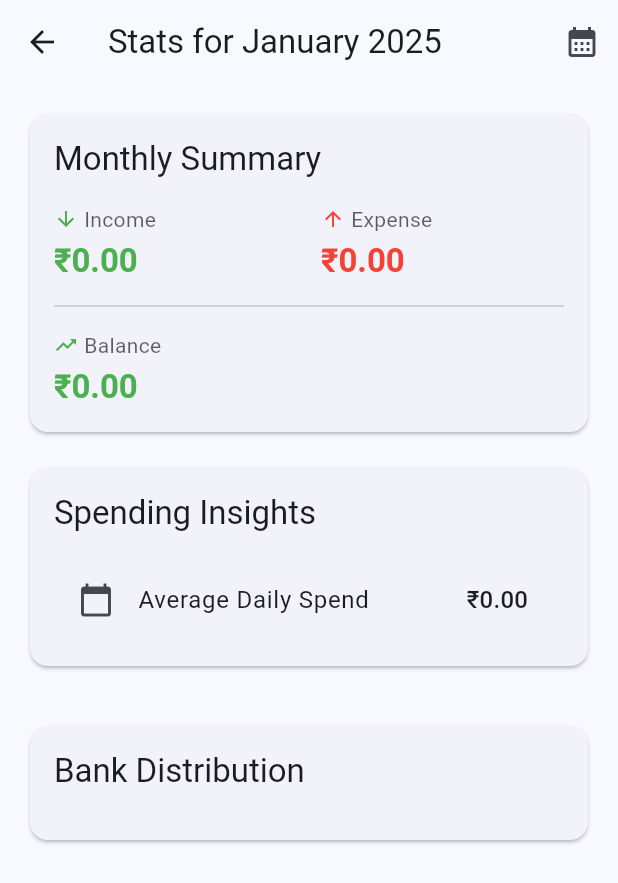
After one commit to Abelboby/Bank-Sms-Reader, a Flutter app: the screen it shows after launch, after a tap on the "analytics" icon, on a phone screen of 412 x 824 dp. The commit adds this screen. Shown: the top 883 px of the screen. Run offline on Flutter 3.47's test engine with Material 3 defaults, Android fonts, the phone set to English and light mode, and no system bars; our stand-ins replace permission_handler, shared_preferences; missing offline and left inert: flutter_sms_inbox.

Commit message:
added a monthly summary

```diff
--- a/lib/models/transaction.dart
+++ b/lib/models/transaction.dart
@@ -1,44 +1,39 @@
 import 'package:flutter/material.dart';
 
 class Transaction {
+  final String type;
   final double amount;
   final String date;
+  final String bank;
   final String refNo;
-  final String bank;
-  final String type;
   final String accountNumber;
   final double? balance;
   final String? receiverName;
-  late final DateTime parsedDate;
+  final DateTime parsedDate;
 
   Transaction({
+    required this.type,
     required this.amount,
     required this.date,
+    required this.bank,
     required this.refNo,
-    required this.bank,
-    required this.type,
     this.accountNumber = '',
     this.balance,
     this.receiverName,
-  }) {
-    parsedDate = _parseDate(date);
-  }
+  }) : parsedDate = _parseDate(date);
 
   static DateTime _parseDate(String date) {
-    // Handle both formats: "24Mar24" and "24-12-2024"
-    if (date.contains('-')) {
-      final parts = date.split('-');
-      return DateTime(
-        int.parse(parts[2].substring(0, 4)),
-        int.parse(parts[1]),
-        int.parse(parts[0]),
-      );
-    } else {
-      final day = int.parse(date.substring(0, 2));
-      final month = _parseMonth(date.substring(2, 5));
-      final year = 2000 + int.parse(date.substring(5));
+    // Handle date format like "24Mar25"
+    final RegExp dateRegex = RegExp(r'(\d{2})([A-Za-z]{3})(\d{2})');
+    final match = dateRegex.firstMatch(date);
+    if (match != null) {
+      final day = int.parse(match.group(1)!);
+      final month = _parseMonth(match.group(2)!);
+      final year = 2000 + int.parse(match.group(3)!);
       return DateTime(year, month, day);
     }
+    // Fallback to current date if parsing fails
+    return DateTime.now();
   }
 
   static int _parseMonth(String month) {
@@ -59,29 +54,29 @@ class Transaction {
     return months[month] ?? 1;
   }
 
-  factory Transaction.fromJson(Map<String, dynamic> json) {
-    return Transaction(
-      amount: json['amount'],
-      date: json['date'],
-      refNo: json['refNo'],
-      bank: json['bank'],
-      type: json['type'],
-      accountNumber: json['accountNumber'] ?? '',
-      balance: json['balance']?.toDouble(),
-      receiverName: json['receiverName'],
-    );
-  }
-
   Map<String, dynamic> toJson() {
     return {
+      'type': type,
       'amount': amount,
       'date': date,
+      'bank': bank,
       'refNo': refNo,
-      'bank': bank,
-      'type': type,
       'accountNumber': accountNumber,
       'balance': balance,
       'receiverName': receiverName,
     };
   }
+
+  factory Transaction.fromJson(Map<String, dynamic> json) {
+    return Transaction(
+      type: json['type'] as String,
+      amount: json['amount'] as double,
+      date: json['date'] as String,
+      bank: json['bank'] as String,
+      refNo: json['refNo'] as String,
+      accountNumber: json['accountNumber'] as String? ?? '',
+      balance: json['balance']?.toDouble(),
+      receiverName: json['receiverName'] as String?,
+    );
+  }
 }
--- /dev/null
+++ b/lib/models/transaction_stats.dart
@@ -0,0 +1,141 @@
+import 'package:flutter/material.dart';
+import 'transaction.dart';
+
+class TransactionStats {
+  final List<Transaction> transactions;
+  final double totalCredit;
+  final double totalDebit;
+  final Map<String, double> bankwiseTotal;
+  final Map<String, double> receiverTotal;
+  final Map<String, int> receiverCount;
+  final DateTime? previousMonthStart;
+  final DateTime? previousMonthEnd;
+  final List<Transaction> previousMonthTransactions;
+
+  TransactionStats({
+    required this.transactions,
+    this.previousMonthTransactions = const [],
+    this.previousMonthStart,
+    this.previousMonthEnd,
+  })  : totalCredit = transactions
+            .where((t) => t.type == 'Credit')
+            .fold(0, (sum, t) => sum + t.amount),
+        totalDebit = transactions
+            .where((t) => t.type == 'Debit')
+            .fold(0, (sum, t) => sum + t.amount),
+        bankwiseTotal = _calculateBankwiseTotal(transactions),
+        receiverTotal = _calculateReceiverTotal(transactions),
+        receiverCount = _calculateReceiverCount(transactions);
+
+  static Map<String, double> _calculateBankwiseTotal(
+      List<Transaction> transactions) {
+    final map = <String, double>{};
+    for (var transaction in transactions) {
+      map[transaction.bank] = (map[transaction.bank] ?? 0) + transaction.amount;
+    }
+    return map;
+  }
+
+  static Map<String, double> _calculateReceiverTotal(
+      List<Transaction> transactions) {
+    final map = <String, double>{};
+    for (var transaction in transactions) {
+      if (transaction.receiverName != null &&
+          transaction.receiverName!.isNotEmpty) {
+        map[transaction.receiverName!] =
+            (map[transaction.receiverName] ?? 0) + transaction.amount;
+      }
+    }
+    return map;
+  }
+
+  static Map<String, int> _calculateReceiverCount(
+      List<Transaction> transactions) {
+    final map = <String, int>{};
+    for (var transaction in transactions) {
+      if (transaction.receiverName != null &&
+          transaction.receiverName!.isNotEmpty) {
+        map[transaction.receiverName!] =
+            (map[transaction.receiverName] ?? 0) + 1;
+      }
+    }
+    return map;
+  }
+
+  double get balance => totalCredit - totalDebit;
+
+  double get previousMonthDebit => previousMonthTransactions
+      .where((t) => t.type == 'Debit')
+      .fold(0, (sum, t) => sum + t.amount);
+
+  double get debitChangePercentage {
+    if (previousMonthDebit == 0) return 0;
+    return ((totalDebit - previousMonthDebit) / previousMonthDebit) * 100;
+  }
+
+  List<MapEntry<String, double>> get topBanks {
+    final entries = bankwiseTotal.entries.toList()
+      ..sort((a, b) => b.value.compareTo(a.value));
+    return entries.take(5).toList();
+  }
+
+  List<MapEntry<String, double>> get topReceivers {
+    final entries = receiverTotal.entries.toList()
+      ..sort((a, b) => b.value.compareTo(a.value));
+    return entries.take(5).toList();
+  }
+
+  List<MapEntry<String, int>> get mostFrequentReceivers {
+    final entries = receiverCount.entries.toList()
+      ..sort((a, b) => b.value.compareTo(a.value));
+    return entries.take(5).toList();
+  }
+
+  double getAverageDailySpend() {
+    if (transactions.isEmpty) return 0;
+    final days = transactions.last.parsedDate
+            .difference(transactions.first.parsedDate)
+            .inDays
+            .abs() +
+        1;
+    return totalDebit / days;
+  }
+
+  Transaction? getHighestTransaction() {
+    if (transactions.isEmpty) return null;
+    return transactions.reduce((a, b) => a.amount > b.amount ? a : b);
+  }
+
+  Transaction? getLowestTransaction() {
+    if (transactions.isEmpty) return null;
+    return transactions.reduce((a, b) => a.amount < b.amount ? a : b);
+  }
+
+  TransactionStats filterByDateRange(DateTime start, DateTime end) {
+    final previousMonthStart = DateTime(start.year, start.month - 1, 1);
+    final previousMonthEnd = DateTime(start.year, start.month, 0);
+
+    return TransactionStats(
+      transactions: transactions
+          .where((t) =>
+              t.parsedDate.isAfter(start.subtract(const Duration(days: 1))) &&
+              t.parsedDate.isBefore(end.add(const Duration(days: 1))))
+          .toList(),
+      previousMonthTransactions: transactions
+          .where((t) =>
+              t.parsedDate.isAfter(
+                  previousMonthStart.subtract(const Duration(days: 1))) &&
+              t.parsedDate
+                  .isBefore(previousMonthEnd.add(const Duration(days: 1))))
+          .toList(),
+      previousMonthStart: previousMonthStart,
+      previousMonthEnd: previousMonthEnd,
+    );
+  }
+
+  TransactionStats filterByMonth(DateTime month) {
+    final start = DateTime(month.year, month.month, 1);
+    final end = DateTime(month.year, month.month + 1, 0);
+    return filterByDateRange(start, end);
+  }
+}
--- a/lib/screens/home_screen.dart
+++ b/lib/screens/home_screen.dart
@@ -11,6 +11,7 @@ import '../widgets/transaction_card.dart';
 import '../widgets/date_header.dart';
 import '../widgets/search_bar.dart';
 import 'settings_screen.dart';
+import 'stats_screen.dart';
 
 class SMSReaderPage extends StatefulWidget {
   const SMSReaderPage({super.key});
@@ -190,6 +191,19 @@ class _SMSReaderPageState extends State<SMSReaderPage> {
             ),
             actions: [
               IconButton(
+                icon: const Icon(Icons.analytics_outlined),
+                onPressed: () {
+                  Navigator.push(
+                    context,
+                    MaterialPageRoute(
+                      builder: (context) => StatsScreen(
+                        transactions: transactions,
+                      ),
+                    ),
+                  );
+                },
+              ),
+              IconButton(
                 icon: Badge(
                   isLabelVisible: _currentFilter != null,
                   child: const Icon(Icons.filter_list),
--- /dev/null
+++ b/lib/screens/stats_screen.dart
@@ -0,0 +1,337 @@
+import 'package:flutter/material.dart';
+import '../models/transaction_stats.dart';
+import '../models/transaction.dart';
+import 'package:intl/intl.dart';
+
+class StatsScreen extends StatefulWidget {
+  final List<Transaction> transactions;
+
+  const StatsScreen({
+    super.key,
+    required this.transactions,
+  });
+
+  @override
+  State<StatsScreen> createState() => _StatsScreenState();
+}
+
+class _StatsScreenState extends State<StatsScreen> {
+  late DateTime _selectedMonth;
+  late TransactionStats _stats;
+
+  @override
+  void initState() {
+    super.initState();
+    _selectedMonth = DateTime.now();
+    _updateStats();
+  }
+
+  void _updateStats() {
+    _stats = TransactionStats(transactions: widget.transactions)
+        .filterByMonth(_selectedMonth);
+  }
+
+  @override
+  Widget build(BuildContext context) {
+    final theme = Theme.of(context);
+    final currencyFormat = NumberFormat.currency(
+      symbol: '₹',
+      locale: 'en_IN',
+      decimalDigits: 2,
+    );
+
+    return Scaffold(
+      appBar: AppBar(
+        title: Text(
+          'Stats for ${DateFormat('MMMM yyyy').format(_selectedMonth)}',
+        ),
+        actions: [
+          IconButton(
+            icon: const Icon(Icons.calendar_month),
+            onPressed: () async {
+              final date = await showDatePicker(
+                context: context,
+                initialDate: _selectedMonth,
+                firstDate: DateTime(2020),
+                lastDate: DateTime.now(),
+                initialDatePickerMode: DatePickerMode.year,
+              );
+              if (date != null) {
+                setState(() {
+                  _selectedMonth = date;
+                  _updateStats();
+                });
+              }
+            },
+          ),
+        ],
+      ),
+      body: ListView(
+        padding: const EdgeInsets.all(16),
+        children: [
+          _buildSummaryCard(theme, currencyFormat),
+          const SizedBox(height: 16),
+          _buildSpendingInsightsCard(theme, currencyFormat),
+          const SizedBox(height: 16),
+          _buildTopReceiversCard(theme, currencyFormat),
+          const SizedBox(height: 16),
+          _buildBankwiseStats(theme, currencyFormat),
+        ],
+      ),
+    );
+  }
+
+  Widget _buildSummaryCard(ThemeData theme, NumberFormat format) {
+    return Card(
+      child: Padding(
+        padding: const EdgeInsets.all(16),
+        child: Column(
+          crossAxisAlignment: CrossAxisAlignment.start,
+          children: [
+            Text(
+              'Monthly Summary',
+              style: theme.textTheme.titleLarge,
+            ),
+            const SizedBox(height: 16),
+            Row(
+              children: [
+                Expanded(
+                  child: _buildStatItem(
+                    theme,
+                    'Income',
+                    _stats.totalCredit,
+                    Colors.green,
+                    Icons.arrow_downward,
+                    format,
+                  ),
+                ),
+                const SizedBox(width: 16),
+                Expanded(
+                  child: _buildStatItem(
+                    theme,
+                    'Expense',
+                    _stats.totalDebit,
+                    Colors.red,
+                    Icons.arrow_upward,
+                    format,
+                  ),
+                ),
+              ],
+            ),
+            const Divider(height: 32),
+            Row(
+              children: [
+                Expanded(
+                  child: _buildStatItem(
+                    theme,
+                    'Balance',
+                    _stats.balance,
+                    _stats.balance >= 0 ? Colors.green : Colors.red,
+                    _stats.balance >= 0
+                        ? Icons.trending_up
+                        : Icons.trending_down,
+                    format,
+                  ),
+                ),
+              ],
+            ),
+          ],
+        ),
+      ),
+    );
+  }
+
+  Widget _buildSpendingInsightsCard(ThemeData theme, NumberFormat format) {
+    final highestTransaction = _stats.getHighestTransaction();
+    final averageDaily = _stats.getAverageDailySpend();
+    final spendingChange = _stats.debitChangePercentage;
+
+    return Card(
+      child: Padding(
+        padding: const EdgeInsets.all(16),
+        child: Column(
+          crossAxisAlignment: CrossAxisAlignment.start,
+          children: [
+            Text(
+              'Spending Insights',
+              style: theme.textTheme.titleLarge,
+            ),
+            const SizedBox(height: 16),
+            if (spendingChange != 0) ...[
+              ListTile(
+                leading: Icon(
+                  spendingChange > 0 ? Icons.trending_up : Icons.trending_down,
+                  color: spendingChange > 0 ? Colors.red : Colors.green,
+                ),
+                title: Text(
+                  spendingChange > 0
+                      ? 'Spending increased by ${spendingChange.abs().toStringAsFixed(1)}%'
+                      : 'Spending decreased by ${spendingChange.abs().toStringAsFixed(1)}%',
+                  style: theme.textTheme.bodyLarge,
+                ),
+                subtitle: const Text('compared to last month'),
+              ),
+              const Divider(),
+            ],
+            ListTile(
+              leading: const Icon(Icons.calendar_today),
+              title: Text(
+                'Average Daily Spend',
+                style: theme.textTheme.bodyLarge,
+              ),
+              trailing: Text(
+                format.format(averageDaily),
+                style: theme.textTheme.titleMedium,
+              ),
+            ),
+            if (highestTransaction != null) ...[
+              const Divider(),
+              ListTile(
+                leading: const Icon(Icons.arrow_upward),
+                title: Text(
+                  'Highest Transaction',
+                  style: theme.textTheme.bodyLarge,
+                ),
+                subtitle: Text(
+                  highestTransaction.receiverName ?? 'Unknown',
+                ),
+                trailing: Text(
+                  format.format(highestTransaction.amount),
+                  style: theme.textTheme.titleMedium?.copyWith(
+                    color: theme.colorScheme.error,
+                  ),
+                ),
+              ),
+            ],
+          ],
+        ),
+      ),
+    );
+  }
+
+  Widget _buildTopReceiversCard(ThemeData theme, NumberFormat format) {
+    final topReceivers = _stats.topReceivers;
+    if (topReceivers.isEmpty) return const SizedBox.shrink();
+
+    return Card(
+      child: Padding(
+        padding: const EdgeInsets.all(16),
+        child: Column(
+          crossAxisAlignment: CrossAxisAlignment.start,
+          children: [
+            Text(
+              'Top Recipients',
+              style: theme.textTheme.titleLarge,
+            ),
+            const SizedBox(height: 16),
+            ...topReceivers.map((receiver) => Padding(
+                  padding: const EdgeInsets.only(bottom: 8),
+                  child: ListTile(
+                    title: Text(receiver.key),
+                    trailing: Text(
+                      format.format(receiver.value),
+                      style: theme.textTheme.titleMedium,
+                    ),
+                    subtitle: Text(
+                      '${_stats.receiverCount[receiver.key]} transactions',
+                      style: theme.textTheme.bodySmall,
+                    ),
+                  ),
+                )),
+          ],
+        ),
+      ),
+    );
+  }
+
+  Widget _buildBankwiseStats(ThemeData theme, NumberFormat format) {
+    return Card(
+      child: Padding(
+        padding: const EdgeInsets.all(16),
+        child: Column(
+          crossAxisAlignment: CrossAxisAlignment.start,
+          children: [
+            Text(
+              'Bank Distribution',
+              style: theme.textTheme.titleLarge,
+            ),
+            const SizedBox(height: 16),
+            ...List.generate(_stats.topBanks.length, (index) {
+              final bank = _stats.topBanks[index];
+              return Padding(
+                padding: const EdgeInsets.only(bottom: 8),
+                child: Column(
+                  children: [
+                    Row(
+                      children: [
+                        Expanded(
+                          flex: 2,
+                          child: Text(
+                            bank.key,
+                            style: theme.textTheme.bodyLarge,
+                          ),
+                        ),
+                        Expanded(
+                          child: Text(
+                            format.format(bank.value),
+                            style: theme.textTheme.bodyLarge?.copyWith(
+                              fontWeight: FontWeight.bold,
+                            ),
+                            textAlign: TextAlign.right,
+                          ),
+                        ),
+                      ],
+                    ),
+                    const SizedBox(height: 4),
+                    LinearProgressIndicator(
+                      value: bank.value / _stats.totalDebit,
+                      backgroundColor: theme.colorScheme.surfaceVariant,
+                      valueColor: AlwaysStoppedAnimation(
+                        theme.colorScheme.primary,
+                      ),
+                    ),
+                  ],
+                ),
+              );
+            }),
+          ],
+        ),
+      ),
+    );
+  }
+
+  Widget _buildStatItem(
+    ThemeData theme,
+    String label,
+    double amount,
+    Color color,
+    IconData icon,
+    NumberFormat format,
+  ) {
+    return Column(
+      crossAxisAlignment: CrossAxisAlignment.start,
+      children: [
+        Row(
+          children: [
+            Icon(icon, color: color, size: 16),
+            const SizedBox(width: 4),
+            Text(
+              label,
+              style: theme.textTheme.bodyMedium?.copyWith(
+                color: theme.colorScheme.onSurface.withOpacity(0.7),
+              ),
+            ),
+          ],
+        ),
+        const SizedBox(height: 4),
+        Text(
+          format.format(amount),
+          style: theme.textTheme.titleLarge?.copyWith(
+            fontWeight: FontWeight.bold,
+            color: color,
+          ),
+        ),
+      ],
+    );
+  }
+}
--- a/pubspec.yaml
+++ b/pubspec.yaml
@@ -34,6 +34,7 @@ dependencies:
   permission_handler: ^11.3.0
   shared_preferences: ^2.2.2
   provider: ^6.1.1
+  intl: ^0.18.1
 
   # The following adds the Cupertino Icons font to your application.
   # Use with the CupertinoIcons class for iOS style icons.
```
Also changed, not shown: pubspec.lock.
